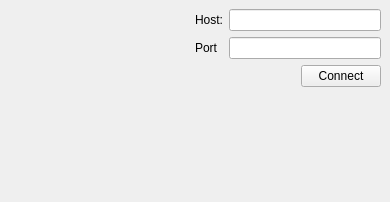
Qt form branches/0.2/profit/ui_connectionsettings.ui (radupaul/profitpy) before a commit.
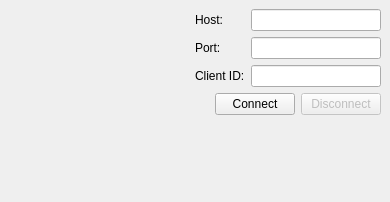
The same form after that commit.

The edit to the form file:
```diff
--- a/branches/0.2/profit/ui_connectionsettings.ui
+++ b/branches/0.2/profit/ui_connectionsettings.ui
@@ -48,20 +48,6 @@
        <property name="spacing" >
         <number>6</number>
        </property>
-       <item row="1" column="1" >
-        <widget class="QLineEdit" name="portnumEdit" >
-         <property name="alignment" >
-          <set>Qt::AlignRight</set>
-         </property>
-        </widget>
-       </item>
-       <item row="0" column="1" >
-        <widget class="QLineEdit" name="hostnameEdit" >
-         <property name="alignment" >
-          <set>Qt::AlignRight</set>
-         </property>
-        </widget>
-       </item>
        <item row="0" column="0" >
         <widget class="QLabel" name="label" >
          <property name="text" >
@@ -69,10 +55,38 @@
          </property>
         </widget>
        </item>
+       <item row="0" column="1" >
+        <widget class="QLineEdit" name="hostNameEdit" >
+         <property name="alignment" >
+          <set>Qt::AlignRight</set>
+         </property>
+        </widget>
+       </item>
+       <item row="1" column="1" >
+        <widget class="QLineEdit" name="portNumberEdit" >
+         <property name="alignment" >
+          <set>Qt::AlignRight</set>
+         </property>
+        </widget>
+       </item>
        <item row="1" column="0" >
         <widget class="QLabel" name="label" >
          <property name="text" >
-          <string>Port</string>
+          <string>Port:</string>
+         </property>
+        </widget>
+       </item>
+       <item row="2" column="1" >
+        <widget class="QLineEdit" name="clientIdEdit" >
+         <property name="alignment" >
+          <set>Qt::AlignRight</set>
+         </property>
+        </widget>
+       </item>
+       <item row="2" column="0" >
+        <widget class="QLabel" name="label" >
+         <property name="text" >
+          <string>Client ID:</string>
          </property>
         </widget>
        </item>
@@ -106,8 +120,15 @@
        <property name="text" >
         <string>Connect</string>
        </property>
-       <property name="checkable" >
-        <bool>true</bool>
+      </widget>
+     </item>
+     <item>
+      <widget class="QPushButton" name="disconnectButton" >
+       <property name="enabled" >
+        <bool>false</bool>
+       </property>
+       <property name="text" >
+        <string>Disconnect</string>
        </property>
       </widget>
      </item>
```
